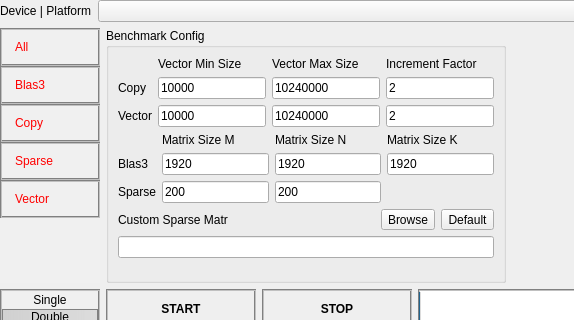
Qt form src/ui/expertbenchmark.ui (viennacl/viennaclbench-dev) before a commit; both pictures show x 0 to 574 and y 0 to 320 of the 936 by 619 pixel window.
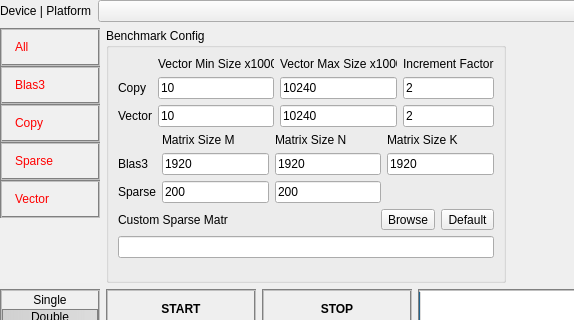
The same form after that commit. Icons and pictures are not drawn. Custom widgets are drawn as their Qt base class.

Commit message: Advanced Mode:  copy & vector matrix size are now in thousands

What changed in the file:
```diff
--- a/src/ui/expertbenchmark.ui
+++ b/src/ui/expertbenchmark.ui
@@ -401,7 +401,7 @@
           <item row="0" column="1">
            <widget class="QLabel" name="expert_VecMinLabel">
             <property name="text">
-             <string>Vector Min Size</string>
+             <string>Vector Min Size x1000</string>
             </property>
            </widget>
           </item>
@@ -414,7 +414,7 @@
              </size>
             </property>
             <property name="text">
-             <string>Vector Max Size</string>
+             <string>Vector Max Size x1000</string>
             </property>
            </widget>
           </item>
@@ -435,14 +435,14 @@
           <item row="1" column="1">
            <widget class="QLineEdit" name="expert_CopyVecMin">
             <property name="text">
-             <string>10000</string>
+             <string>10</string>
             </property>
            </widget>
           </item>
           <item row="1" column="2">
            <widget class="QLineEdit" name="expert_CopyVecMax">
             <property name="text">
-             <string>10240000</string>
+             <string>10240</string>
             </property>
            </widget>
           </item>
@@ -463,14 +463,14 @@
           <item row="2" column="1">
            <widget class="QLineEdit" name="expert_VectorVecMin">
             <property name="text">
-             <string>10000</string>
+             <string>10</string>
             </property>
            </widget>
           </item>
           <item row="2" column="2">
            <widget class="QLineEdit" name="expert_VectorVecMax">
             <property name="text">
-             <string>10240000</string>
+             <string>10240</string>
             </property>
             <property name="frame">
              <bool>true</bool>
```
The commit also changes 3 other files.
